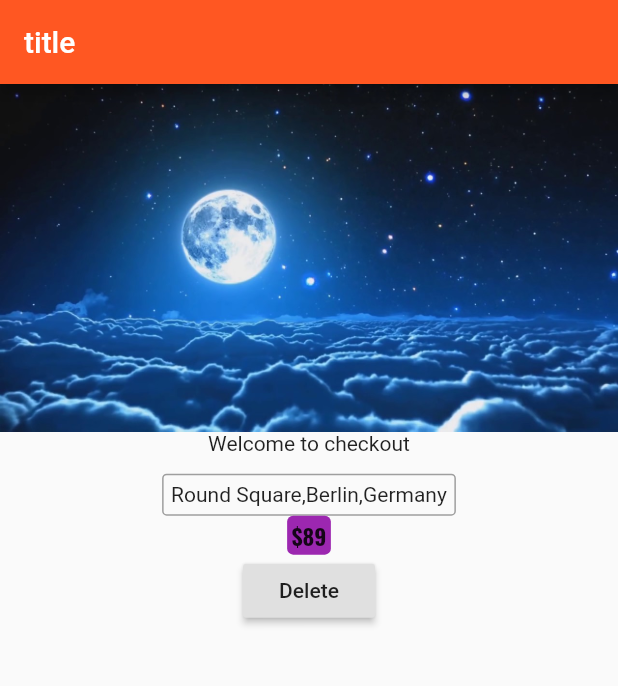
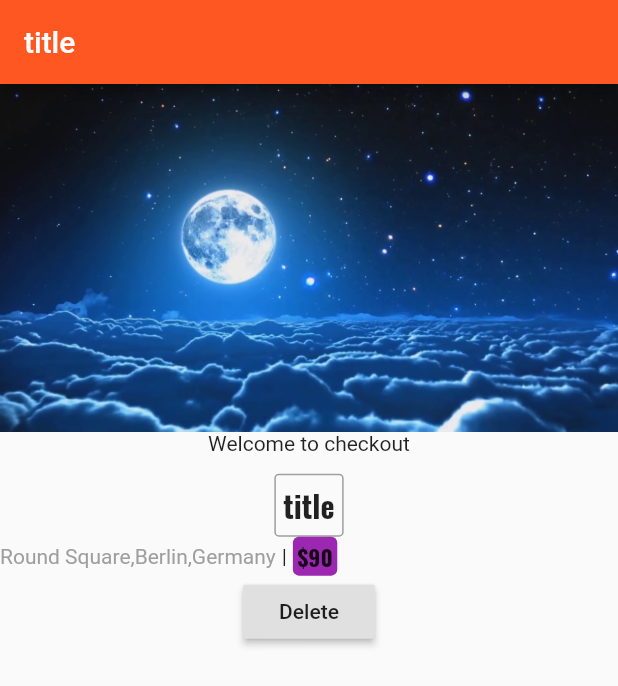
Before and after one commit to python1951/flutter_ecommerce, a Flutter app: the Product screen opened directly, on a phone screen of 412 x 824 dp. Shown: the top 686 px of the screen. Run offline on Flutter 3.47's test engine with Material 2 defaults, Android fonts, the phone set to English and light mode, and no system bars.

```diff
--- a/lib/pages/product.dart
+++ b/lib/pages/product.dart
@@ -1,18 +1,44 @@
 import 'dart:async';
 import 'package:flutter/material.dart';
 import 'package:fluttercoursee/widgets/products/price_tag.dart';
+import 'package:fluttercoursee/widgets/ui_elements/title_default.dart';
+import '../widgets/ui_elements/title_default.dart';
 
-class Product extends StatelessWidget{
+class Product extends StatelessWidget {
+  final String title;
+  final String imageUrl;
 
-  final  String title;
-  final String imageUrl;
-  Product(this.imageUrl,this.title,);
+  Product(
+    this.imageUrl,
+    this.title,
+  );
+
+  Widget _buildAddressPriceRow() {
+    return Container(
+      child: Row(
+        children: <Widget>[
+          Text(
+            "Round Square,Berlin,Germany",
+            style: TextStyle(
+              color: Colors.grey,
+            ),
+          ),
+          Container(
+            margin: EdgeInsets.symmetric(horizontal: 4.0),
+            child: Text("|"),
+          ),
+          PriceTag("90"),
+        ],
+      ),
+    );
+  }
+
   @override
   Widget build(BuildContext context) {
     // TODO: implement build
     return WillPopScope(
-    onWillPop: (){
-      Navigator.pop(context,false);
+      onWillPop: () {
+        Navigator.pop(context, false);
         return Future.value(false);
       },
       child: Scaffold(
@@ -24,13 +50,11 @@ class Product extends StatelessWidget{
               ),
             ),
           ),
-      body:Column(
+          body: Column(
             crossAxisAlignment: CrossAxisAlignment.center,
             children: <Widget>[
               Image.asset('images/nighttime.jpg'),
-          Text(
-              "Welcome to checkout"
-          ),
+              Text("Welcome to checkout"),
               SizedBox(
                 height: 12.0,
               ),
@@ -40,41 +64,39 @@ class Product extends StatelessWidget{
                     borderRadius: BorderRadius.circular(3),
                   ),
                   padding: EdgeInsets.all(5),
-              child: Text("Round Square,Berlin,Germany")),
-          PriceTag("89"),
+                  child: TitleDefault(title)),
+              _buildAddressPriceRow(),
               RaisedButton(
                 child: Text("Delete"),
-            onPressed: (){
-              showDialog(context:context,builder: (BuildContext context){
-               return  AlertDialog(
+                onPressed: () {
+                  showDialog(
+                    context: context,
+                    builder: (BuildContext context) {
+                      return AlertDialog(
                         title: Text("Are you sure ?"),
                         content: Text("This cannot be undone"),
                         actions: <Widget>[
                           FlatButton(
                             child: Text("Continue"),
-                     onPressed: (){
+                            onPressed: () {
                               Navigator.pop(context);
-                       Navigator.pop(context,true);
+                              Navigator.pop(context, true);
                             },
                           ),
                           FlatButton(
                             child: Text("Discard"),
-                     onPressed: (){
+                            onPressed: () {
                               Navigator.pop(context);
                             },
                           )
                         ],
-
                       );
-
                     },
                   );
                 },
               )
             ],
-      )
-
-      ),
+          )),
     );
   }
 }
--- /dev/null
+++ b/lib/widgets/ui_elements/title_default.dart
@@ -0,0 +1,19 @@
+import 'package:flutter/material.dart';
+import '../ui_elements/title_default.dart';
+class TitleDefault extends StatelessWidget{
+  final String title;
+  TitleDefault(this.title);
+  @override
+
+  Widget build(BuildContext context) {
+    // TODO: implement build
+    return  Text(
+      title,
+      style: TextStyle(
+        fontSize: 20,
+        fontWeight: FontWeight.bold,
+        fontFamily: "Oswald",
+      ),
+    );
+  }
+}
```
Also changed, not shown: lib/pages/auth.dart (+55 -33 lines), lib/pages/product_admin.dart (+12 -8 lines), lib/pages/products.dart (+9 -6 lines), lib/pages/products_create.dart (+35 -21 lines), lib/widgets/products/address_tag.dart (added, +18 -0 lines), lib/widgets/products/product_card.dart (+30 -31 lines). Lines whose indentation alone changed are shown as unchanged.
